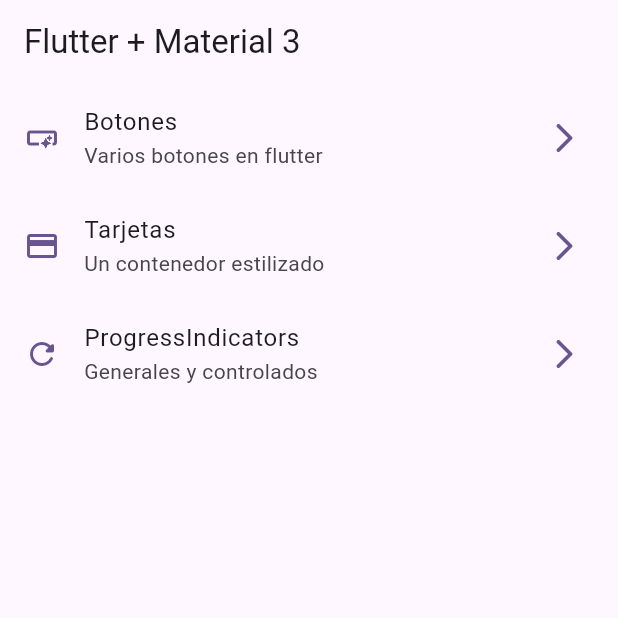
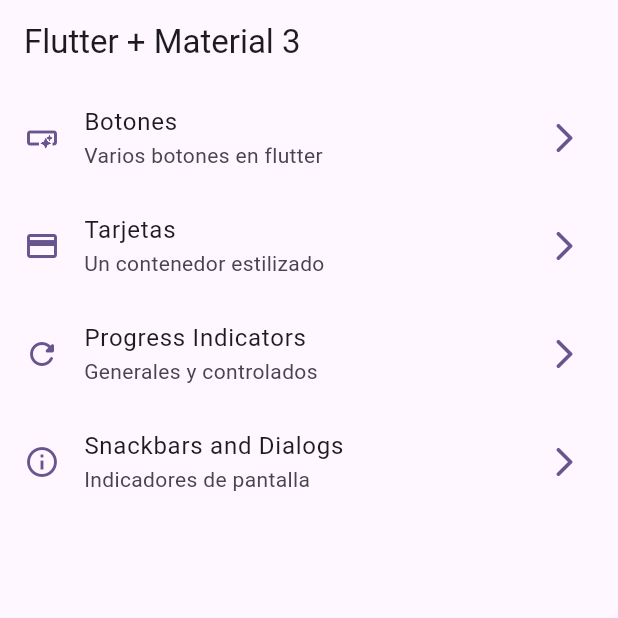
Before and after one commit to rodriandres/flutter-widgets-app, a Flutter app: the screen it shows after launch, on a phone screen of 412 x 824 dp, the top half of it. Run offline on Flutter 3.47's test engine with Material 3 defaults, Android fonts, the phone set to English and light mode, and no system bars; our stand-ins replace go_router.

Commit message:
initial page of snackbars

```diff
--- a/lib/config/menu/menu_items.dart
+++ b/lib/config/menu/menu_items.dart
@@ -35,9 +35,16 @@ const appMenuItems = <MenuItem> [
 
 
   MenuItem(
-    title: 'ProgressIndicators',
+    title: 'Progress Indicators',
     subTitle: 'Generales y controlados',
     link: '/progress',
     icon: Icons.refresh_rounded,
   ),
+
+    MenuItem(
+    title: 'Snackbars and Dialogs',
+    subTitle: 'Indicadores de pantalla',
+    link: '/snackbars',
+    icon: Icons.info_outline,
+  ),
 ];
--- a/lib/config/router/app_router.dart
+++ b/lib/config/router/app_router.dart
@@ -24,5 +24,10 @@ final appRouter = GoRouter(
       path: '/progress',
       builder: (context, state) => ProgressScreen(),
     ),
+    GoRoute(
+      name: SnackbarScreen.name,
+      path: '/snackbars',
+      builder: (context, state) => SnackbarScreen(),
+    ),
   ]
 );
```
Also changed, not shown: lib/presentations/screens/snackbar/snackbar_screen.dart (+23 -1 lines).
